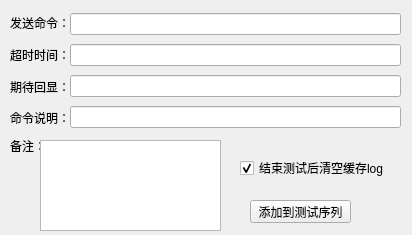
kelakty/Testcenter, file testcenter_singlethread/subdialog/addsendcommand.ui: the form before one commit.
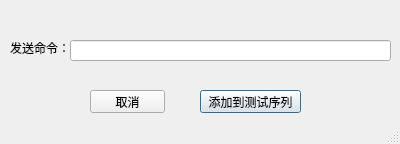
The form after the commit.

Commit message: 添加生测自动化测试

```diff
--- a/testcenter_singlethread/subdialog/addsendcommand.ui
+++ b/testcenter_singlethread/subdialog/addsendcommand.ui
@@ -1,23 +1,26 @@
 <?xml version="1.0" encoding="UTF-8"?>
 <ui version="4.0">
- <class>addsendcommandandwaitingtecho</class>
- <widget class="QWidget" name="addsendcommandandwaitingtecho">
+ <class>Dialog</class>
+ <widget class="QDialog" name="Dialog">
   <property name="geometry">
    <rect>
     <x>0</x>
     <y>0</y>
-    <width>412</width>
-    <height>235</height>
+    <width>400</width>
+    <height>144</height>
    </rect>
   </property>
   <property name="windowTitle">
-   <string>发送命令并等待回显</string>
+   <string>Dialog</string>
+  </property>
+  <property name="sizeGripEnabled">
+   <bool>true</bool>
   </property>
   <widget class="QPushButton" name="pushButton_addTestCommand">
    <property name="geometry">
     <rect>
-     <x>250</x>
-     <y>200</y>
+     <x>200</x>
+     <y>90</y>
      <width>101</width>
      <height>23</height>
     </rect>
@@ -26,129 +29,41 @@
     <string>添加到测试序列</string>
    </property>
   </widget>
-  <widget class="QCheckBox" name="checkBox_clearbufferlog">
-   <property name="geometry">
-    <rect>
-     <x>240</x>
-     <y>160</y>
-     <width>151</width>
-     <height>16</height>
-    </rect>
-   </property>
-   <property name="toolTip">
-    <string>为该项测试单独缓存的log，用于匹配回显。测试结束无需再匹配本次log时建议清空</string>
-   </property>
-   <property name="text">
-    <string>结束测试后清空缓存log</string>
-   </property>
-   <property name="checked">
-    <bool>true</bool>
-   </property>
-  </widget>
-  <widget class="QLabel" name="label_5">
-   <property name="geometry">
-    <rect>
-     <x>10</x>
-     <y>140</y>
-     <width>54</width>
-     <height>12</height>
-    </rect>
-   </property>
-   <property name="text">
-    <string>备注：</string>
-   </property>
-  </widget>
-  <widget class="QPlainTextEdit" name="plainTextEdit_comment">
-   <property name="geometry">
-    <rect>
-     <x>40</x>
-     <y>140</y>
-     <width>181</width>
-     <height>91</height>
-    </rect>
-   </property>
-  </widget>
-  <widget class="QWidget" name="">
-   <property name="geometry">
-    <rect>
-     <x>10</x>
-     <y>10</y>
-     <width>61</width>
-     <height>121</height>
-    </rect>
-   </property>
-   <layout class="QVBoxLayout" name="verticalLayout">
-    <item>
-     <widget class="QLabel" name="label">
-      <property name="text">
-       <string>发送命令：</string>
-      </property>
-     </widget>
-    </item>
-    <item>
-     <widget class="QLabel" name="label_2">
-      <property name="text">
-       <string>超时时间：</string>
-      </property>
-     </widget>
-    </item>
-    <item>
-     <widget class="QLabel" name="label_3">
-      <property name="toolTip">
-       <string>支持正则</string>
-      </property>
-      <property name="text">
-       <string>期待回显：</string>
-      </property>
-     </widget>
-    </item>
-    <item>
-     <widget class="QLabel" name="label_4">
-      <property name="text">
-       <string>命令说明：</string>
-      </property>
-     </widget>
-    </item>
-   </layout>
-  </widget>
-  <widget class="QWidget" name="">
+  <widget class="QLineEdit" name="lineEditSendCommand">
    <property name="geometry">
     <rect>
      <x>70</x>
-     <y>10</y>
-     <width>331</width>
-     <height>121</height>
+     <y>40</y>
+     <width>321</width>
+     <height>21</height>
     </rect>
    </property>
-   <layout class="QVBoxLayout" name="verticalLayout_2">
-    <item>
-     <widget class="QLineEdit" name="lineEditSendCommand">
-      <property name="toolTip">
-       <string>发送给对端的命令，如果需要发送回车换行，请加上\r\n等回车换行字符</string>
-      </property>
-     </widget>
-    </item>
-    <item>
-     <widget class="QLineEdit" name="lineEdit_delaytime">
-      <property name="toolTip">
-       <string>发送命令后等待对端回显的时间</string>
-      </property>
-     </widget>
-    </item>
-    <item>
-     <widget class="QLineEdit" name="lineEdit_checkechostring">
-      <property name="toolTip">
-       <string>在此输入发送命令后期望对端返回的特定字符。支持正则表达式匹配字符</string>
-      </property>
-      <property name="whatsThis">
-       <string/>
-      </property>
-     </widget>
-    </item>
-    <item>
-     <widget class="QLineEdit" name="lineEdit_Instructions"/>
-    </item>
-   </layout>
+  </widget>
+  <widget class="QLabel" name="label">
+   <property name="geometry">
+    <rect>
+     <x>10</x>
+     <y>40</y>
+     <width>61</width>
+     <height>16</height>
+    </rect>
+   </property>
+   <property name="text">
+    <string>发送命令：</string>
+   </property>
+  </widget>
+  <widget class="QPushButton" name="pushButton_editSendCommand_cancel">
+   <property name="geometry">
+    <rect>
+     <x>90</x>
+     <y>90</y>
+     <width>75</width>
+     <height>23</height>
+    </rect>
+   </property>
+   <property name="text">
+    <string>取消</string>
+   </property>
   </widget>
  </widget>
  <resources/>
```
Left out of the diff: 5 changed lines with no effect on the pictures. The commit also changes 94 other files.
